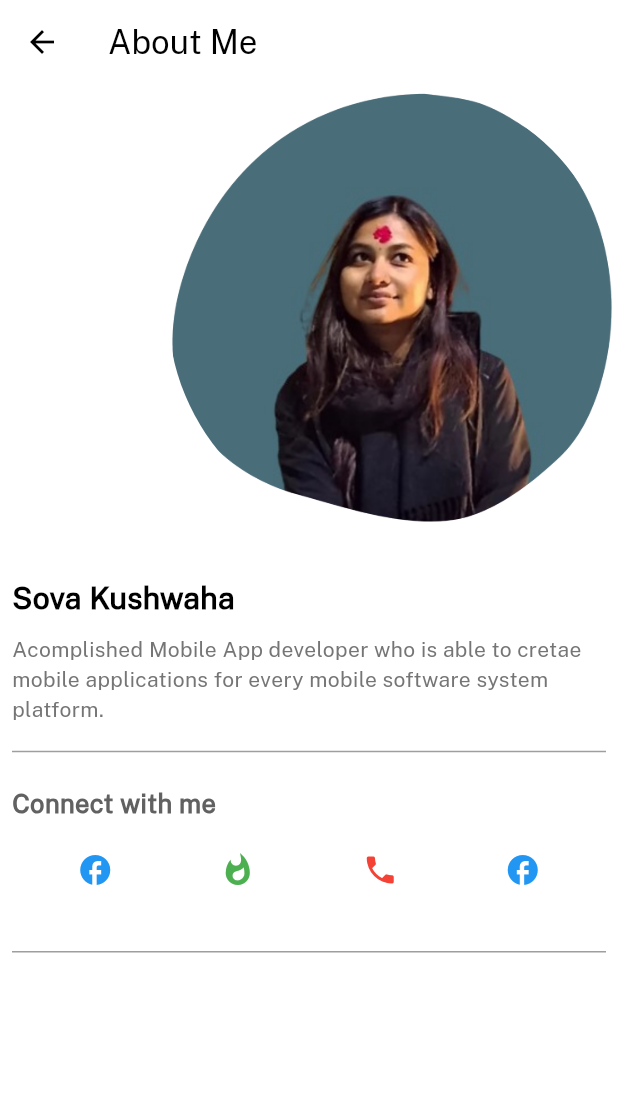
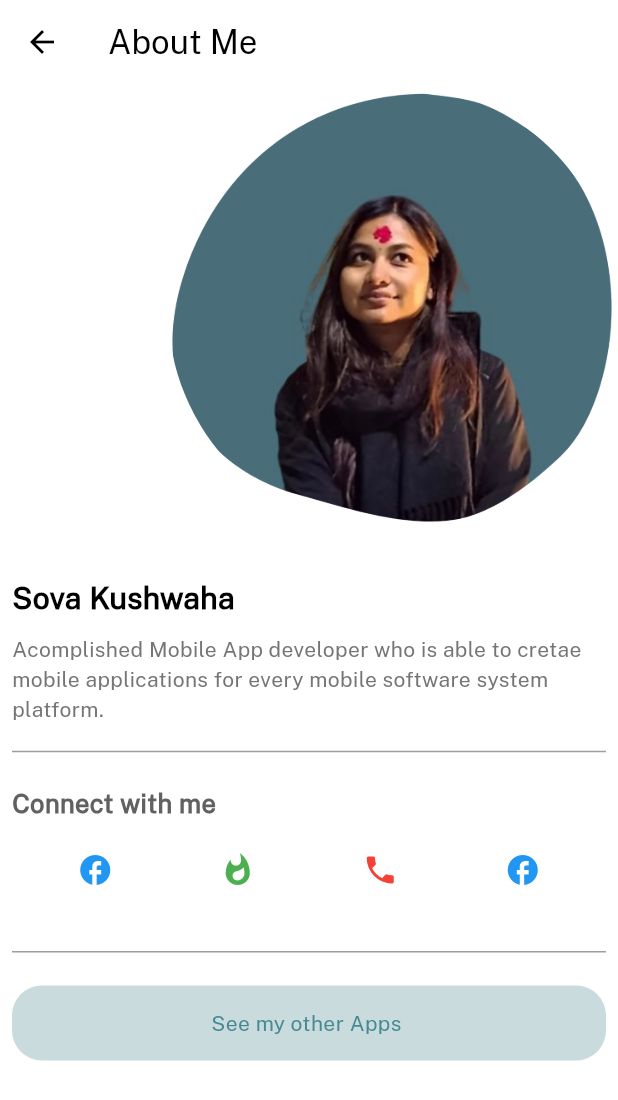
Before and after one commit to sovaamahato/Music_Beats, a Flutter app: the AboutMe screen opened directly, after a tap on the "phone" icon, on a phone screen of 412 x 824 dp. Shown: the top 1100 px of the screen. Run offline on Flutter 3.47's test engine with Material 3 defaults, Android fonts, the light colour scheme and no system bars; our stand-ins replace font_awesome_flutter, get, hive, hive_flutter, just_audio, on_audio_query and 1 more; accounts and stored records are empty.

Commit message:
details in about page

```diff
--- a/lib/main.dart
+++ b/lib/main.dart
@@ -25,7 +25,7 @@ class MyApp extends StatelessWidget {
     return GetMaterialApp(
       theme: isDarkMode ? darkMode : lightMode,
       debugShowCheckedModeBanner: false,
-      home: const AboutMe(),
+      home: const PlayList(),
     );
   }
 }
--- a/lib/views/about_me.dart
+++ b/lib/views/about_me.dart
@@ -92,9 +92,12 @@ class AboutMe extends StatelessWidget {
                         ),
                         IconButton(
                           onPressed: () {
-                            launchUrl(Uri(
-                                path:
-                                    "https://www.instagram.com/kushwaha_sovaa/"));
+                            launch(
+                              // Uri(
+                              //   path:
+                              "https://www.instagram.com/kushwaha_sovaa/",
+                            );
+                            //);
                           },
                           icon: Icon(
                             Icons.phone,
@@ -118,6 +121,23 @@ class AboutMe extends StatelessWidget {
                     height: 15,
                     color: Colors.grey.shade500,
                   ),
+                  SizedBox(
+                    height: 15,
+                  ),
+                  Container(
+                    alignment: Alignment.center,
+                    padding: const EdgeInsets.all(15),
+                    width: double.infinity,
+                    decoration: BoxDecoration(
+                      borderRadius: BorderRadius.circular(20),
+                      color: Color.fromARGB(255, 202, 219, 221),
+                    ),
+                    child: Text(
+                      "See my other Apps ",
+                      style:
+                          TextStyle(color: Color.fromRGBO(54, 128, 138, 0.903)),
+                    ),
+                  )
                 ],
               ),
             ),
```
Also changed, not shown: lib/views/playlist.dart (+12 -5 lines).
